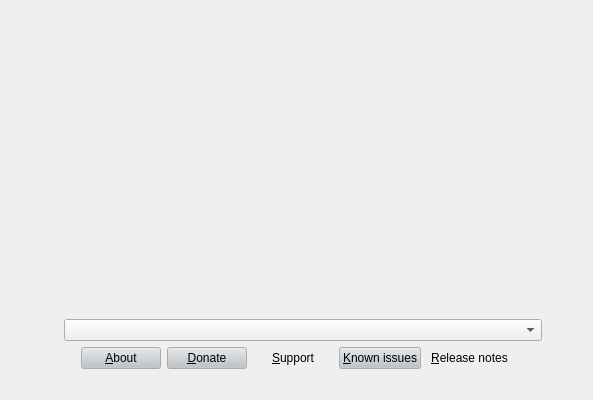
Old version of the form src/modules/welcome/WelcomePage.ui in the repository William3Johnson/calamares.
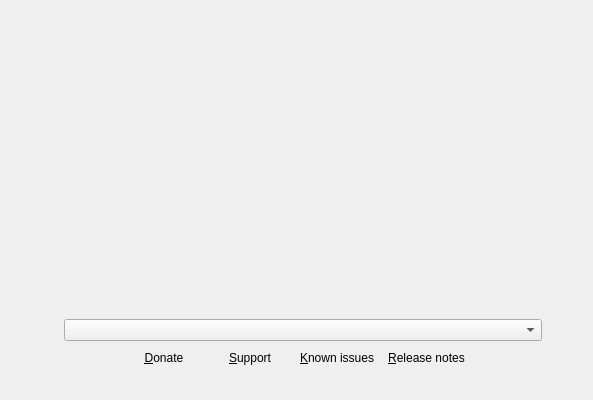
New version of the form. Icons and pictures are not drawn.

Commit message: merge upstream 3.3 branch pythonqt, kpmcore 3, third party support removed welcome no longer keep the KaOS icons & look, not used in a long time, usersq is default about button moved, now added in sidebar, QML not adjusted yet, pure upstream merge

```diff
--- a/src/modules/welcome/WelcomePage.ui
+++ b/src/modules/welcome/WelcomePage.ui
@@ -134,100 +134,16 @@
        </item>
        <item>
         <layout class="QHBoxLayout" name="horizontalLayout_4">
-         <item>
-          <widget class="QPushButton" name="aboutButton">
-           <property name="palette">
-            <palette>
-             <active>
-              <colorrole role="Button">
-               <brush brushstyle="SolidPattern">
-                <color alpha="255">
-                 <red>189</red>
-                 <green>195</green>
-                 <blue>199</blue>
-                </color>
-               </brush>
-              </colorrole>
-             </active>
-             <inactive>
-              <colorrole role="Button">
-               <brush brushstyle="SolidPattern">
-                <color alpha="255">
-                 <red>189</red>
-                 <green>195</green>
-                 <blue>199</blue>
-                </color>
-               </brush>
-              </colorrole>
-             </inactive>
-             <disabled>
-              <colorrole role="Button">
-               <brush brushstyle="SolidPattern">
-                <color alpha="255">
-                 <red>189</red>
-                 <green>195</green>
-                 <blue>199</blue>
-                </color>
-               </brush>
-              </colorrole>
-             </disabled>
-            </palette>
-           </property>
-           <property name="text">
-            <string>&amp;About</string>
-           </property>
-           <property name="flat">
-            <bool>false</bool>
-           </property>
-          </widget>
-         </item>
          <item>
           <widget class="QPushButton" name="donateButton">
            <property name="toolTip">
             <string>Open donations website</string>
            </property>
-           <property name="palette">
-            <palette>
-             <active>
-              <colorrole role="Button">
-               <brush brushstyle="SolidPattern">
-                <color alpha="255">
-                 <red>189</red>
-                 <green>195</green>
-                 <blue>199</blue>
-                </color>
-               </brush>
-              </colorrole>
-             </active>
-             <inactive>
-              <colorrole role="Button">
-               <brush brushstyle="SolidPattern">
-                <color alpha="255">
-                 <red>189</red>
-                 <green>195</green>
-                 <blue>199</blue>
-                </color>
-               </brush>
-              </colorrole>
-             </inactive>
-             <disabled>
-              <colorrole role="Button">
-               <brush brushstyle="SolidPattern">
-                <color alpha="255">
-                 <red>189</red>
-                 <green>195</green>
-                 <blue>199</blue>
-                </color>
-               </brush>
-              </colorrole>
-             </disabled>
-            </palette>
-           </property>
            <property name="text">
             <string>&amp;Donate</string>
            </property>
            <property name="flat">
-            <bool>false</bool>
+            <bool>true</bool>
            </property>
           </widget>
          </item>
@@ -246,48 +162,14 @@
          </item>
          <item>
           <widget class="QPushButton" name="knownIssuesButton">
-           <property name="palette">
-            <palette>
-             <active>
-              <colorrole role="Button">
-               <brush brushstyle="SolidPattern">
-                <color alpha="255">
-                 <red>189</red>
-                 <green>195</green>
-                 <blue>199</blue>
-                </color>
-               </brush>
-              </colorrole>
-             </active>
-             <inactive>
-              <colorrole role="Button">
-               <brush brushstyle="SolidPattern">
-                <color alpha="255">
-                 <red>189</red>
-                 <green>195</green>
-                 <blue>199</blue>
-                </color>
-               </brush>
-              </colorrole>
-             </inactive>
-             <disabled>
-              <colorrole role="Button">
-               <brush brushstyle="SolidPattern">
-                <color alpha="255">
-                 <red>189</red>
-                 <green>195</green>
-                 <blue>199</blue>
-                </color>
-               </brush>
-              </colorrole>
-             </disabled>
-            </palette>
+           <property name="toolTip">
+            <string>Open issues and bug-tracking website</string>
            </property>
            <property name="text">
             <string>&amp;Known issues</string>
            </property>
            <property name="flat">
-            <bool>false</bool>
+            <bool>true</bool>
            </property>
           </widget>
          </item>
```
Left out of the diff: 3 changed lines with no effect on the pictures. The commit also changes 199 other files.
